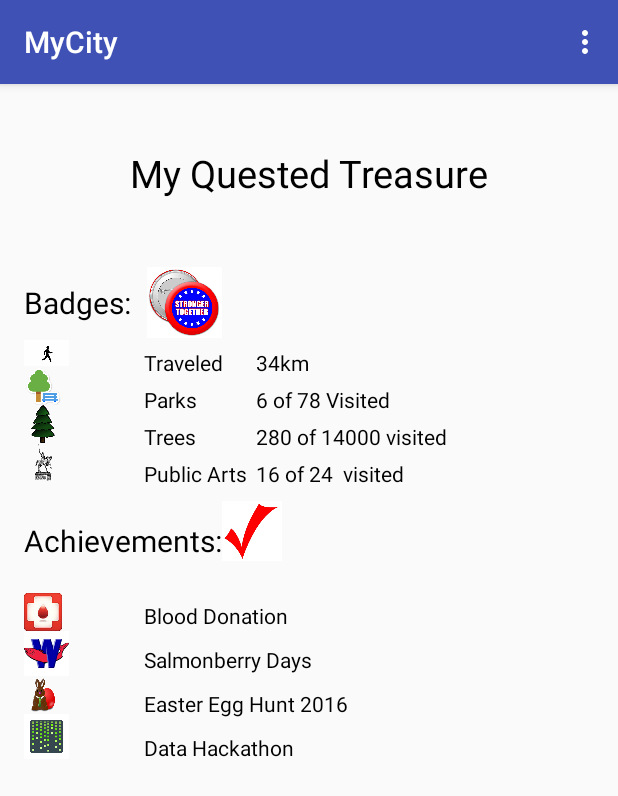
After one commit to sardarali/MyCity, an Android app: the SettingActivity screen opened directly, with no data from a screen before it, on a phone screen of 412 x 824 dp. The commit adds this screen. Shown: the top 796 px of the screen. Run offline under Robolectric (Android 15) with nearby library versions, the light colour scheme and no system bars.

Commit message:
quest Treasury page added

```diff
--- a/app/src/main/java/newwest/mycity/FeedbackActivity.java
+++ b/app/src/main/java/newwest/mycity/FeedbackActivity.java
@@ -1,8 +1,11 @@
 package newwest.mycity;
 
+import android.content.Intent;
 import android.graphics.drawable.Drawable;
 import android.os.Bundle;
 import android.support.v7.app.AppCompatActivity;
+import android.view.Menu;
+import android.view.MenuItem;
 import android.view.View;
 import android.widget.ImageView;
 import android.widget.RatingBar;
@@ -47,6 +50,32 @@
 
     }
 
+    @Override
+    public boolean onCreateOptionsMenu(Menu menu) {
+        // Inflate the menu; this adds items to the action bar if it is present.
+        getMenuInflater().inflate(R.menu.menu_main, menu);
+        return true;
+    }
+
+    @Override
+    public boolean onOptionsItemSelected(MenuItem item) {
+        // Handle action bar item clicks here. The action bar will
+        // automatically handle clicks on the Home/Up button, so long
+        // as you specify a parent activity in AndroidManifest.xml.
+        int id = item.getItemId();
+
+        //noinspection SimplifiableIfStatement
+        if (id == R.id.action_settings) {
+//            return true;
+        }
+        if (id == R.id.QuestedTreasure) {
+            Intent i = new Intent(FeedbackActivity.this, SettingActivity.class);
+            startActivity(i);
+        }
+
+        return super.onOptionsItemSelected(item);
+    }
+
 
 
 }
--- a/app/src/main/java/newwest/mycity/MainActivity.java
+++ b/app/src/main/java/newwest/mycity/MainActivity.java
@@ -110,7 +110,12 @@
 
         //noinspection SimplifiableIfStatement
         if (id == R.id.action_settings) {
-            return true;
+//            return true;
+        }
+
+        if (id == R.id.QuestedTreasure) {
+            Intent i = new Intent(MainActivity.this, SettingActivity.class);
+            startActivity(i);
         }
 
         return super.onOptionsItemSelected(item);
--- a/app/src/main/java/newwest/mycity/RewardsActivity.java
+++ b/app/src/main/java/newwest/mycity/RewardsActivity.java
@@ -8,6 +8,8 @@
 import android.os.Bundle;
 import android.support.v7.app.AppCompatActivity;
 import android.support.v7.widget.Toolbar;
+import android.view.Menu;
+import android.view.MenuItem;
 import android.view.View;
 import android.widget.ImageView;
 import android.widget.RatingBar;
@@ -72,4 +74,30 @@
         //finish();
     }
 
+    @Override
+    public boolean onCreateOptionsMenu(Menu menu) {
+        // Inflate the menu; this adds items to the action bar if it is present.
+        getMenuInflater().inflate(R.menu.menu_main, menu);
+        return true;
+    }
+
+    @Override
+    public boolean onOptionsItemSelected(MenuItem item) {
+        // Handle action bar item clicks here. The action bar will
+        // automatically handle clicks on the Home/Up button, so long
+        // as you specify a parent activity in AndroidManifest.xml.
+        int id = item.getItemId();
+
+        //noinspection SimplifiableIfStatement
+        if (id == R.id.action_settings) {
+//            return true;
+        }
+        if (id == R.id.QuestedTreasure) {
+            Intent i = new Intent(RewardsActivity.this, SettingActivity.class);
+            startActivity(i);
+        }
+
+        return super.onOptionsItemSelected(item);
+    }
+
 }
--- a/app/src/main/java/newwest/mycity/SelectionActivity.java
+++ b/app/src/main/java/newwest/mycity/SelectionActivity.java
@@ -4,6 +4,8 @@
 import android.support.v7.app.AppCompatActivity;
 import android.os.Bundle;
 import android.util.Log;
+import android.view.Menu;
+import android.view.MenuItem;
 import android.view.View;
 import android.widget.CheckBox;
 
@@ -81,4 +83,33 @@
         //finish();
     }
 
+    @Override
+    public boolean onCreateOptionsMenu(Menu menu) {
+        // Inflate the menu; this adds items to the action bar if it is present.
+        getMenuInflater().inflate(R.menu.menu_main, menu);
+        return true;
+    }
+
+    @Override
+    public boolean onOptionsItemSelected(MenuItem item) {
+        // Handle action bar item clicks here. The action bar will
+        // automatically handle clicks on the Home/Up button, so long
+        // as you specify a parent activity in AndroidManifest.xml.
+        int id = item.getItemId();
+
+        //noinspection SimplifiableIfStatement
+        if (id == R.id.action_settings) {
+            return true;
+        }
+
+        if (id == R.id.QuestedTreasure) {
+            Intent i = new Intent(SelectionActivity.this, SettingActivity.class);
+            startActivity(i);
+        }
+
+        return super.onOptionsItemSelected(item);
+    }
+
+
+
 }
--- /dev/null
+++ b/app/src/main/java/newwest/mycity/SettingActivity.java
@@ -0,0 +1,44 @@
+package newwest.mycity;
+
+import android.content.Intent;
+import android.support.v7.app.AppCompatActivity;
+import android.os.Bundle;
+import android.view.Menu;
+import android.view.MenuItem;
+
+public class SettingActivity extends AppCompatActivity {
+
+    @Override
+    protected void onCreate(Bundle savedInstanceState) {
+        super.onCreate(savedInstanceState);
+        setContentView(R.layout.activity_setting);
+    }
+
+    @Override
+    public boolean onCreateOptionsMenu(Menu menu) {
+        // Inflate the menu; this adds items to the action bar if it is present.
+        getMenuInflater().inflate(R.menu.menu_main, menu);
+        return true;
+    }
+
+    @Override
+    public boolean onOptionsItemSelected(MenuItem item) {
+        // Handle action bar item clicks here. The action bar will
+        // automatically handle clicks on the Home/Up button, so long
+        // as you specify a parent activity in AndroidManifest.xml.
+        int id = item.getItemId();
+
+        //noinspection SimplifiableIfStatement
+        if (id == R.id.action_settings) {
+            return true;
+        }
+
+        if (id == R.id.QuestedTreasure) {
+            Intent i = new Intent(SettingActivity.this, SettingActivity.class);
+            startActivity(i);
+        }
+
+        return super.onOptionsItemSelected(item);
+    }
+
+}
--- a/app/src/main/java/newwest/mycity/exploreActivity.java
+++ b/app/src/main/java/newwest/mycity/exploreActivity.java
@@ -11,6 +11,8 @@
 import android.os.Bundle;
 import android.util.Log;
 import android.view.KeyEvent;
+import android.view.Menu;
+import android.view.MenuItem;
 import android.view.View;
 import android.widget.CheckBox;
 import android.widget.ImageView;
@@ -250,4 +252,30 @@
         startActivity(i);
         //finish();
     }
+
+    @Override
+    public boolean onCreateOptionsMenu(Menu menu) {
+        // Inflate the menu; this adds items to the action bar if it is present.
+        getMenuInflater().inflate(R.menu.menu_main, menu);
+        return true;
+    }
+
+    @Override
+    public boolean onOptionsItemSelected(MenuItem item) {
+        // Handle action bar item clicks here. The action bar will
+        // automatically handle clicks on the Home/Up button, so long
+        // as you specify a parent activity in AndroidManifest.xml.
+        int id = item.getItemId();
+
+        //noinspection SimplifiableIfStatement
+        if (id == R.id.action_settings) {
+//            return true;
+        }
+        if (id == R.id.QuestedTreasure) {
+            Intent i = new Intent(exploreActivity.this, SettingActivity.class);
+            startActivity(i);
+        }
+
+        return super.onOptionsItemSelected(item);
+    }
 }
--- a/app/src/main/res/layout/activity_explore.xml
+++ b/app/src/main/res/layout/activity_explore.xml
@@ -102,7 +102,7 @@
         android:layout_alignParentStart="true"
         android:layout_alignParentEnd="true"
         android:textColor="#000000"
-        android:textSize="15sp"/>
+        android:textSize="17sp"/>
 
     <Button
         android:text="Find Closest"
--- a/app/src/main/res/layout/activity_selection.xml
+++ b/app/src/main/res/layout/activity_selection.xml
@@ -10,6 +10,7 @@
     android:paddingRight="@dimen/activity_horizontal_margin"
     android:paddingTop="@dimen/activity_vertical_margin"
     tools:context="newwest.mycity.SelectionActivity">
+
 
     <Button
         android:text="Next"
--- /dev/null
+++ b/app/src/main/res/layout/activity_setting.xml
@@ -0,0 +1,276 @@
+<?xml version="1.0" encoding="utf-8"?>
+<RelativeLayout xmlns:android="http://schemas.android.com/apk/res/android"
+    xmlns:app="http://schemas.android.com/apk/res-auto"
+    xmlns:tools="http://schemas.android.com/tools"
+    android:id="@+id/activity_setting"
+    android:layout_width="match_parent"
+    android:layout_height="match_parent"
+    android:paddingBottom="@dimen/activity_vertical_margin"
+    android:paddingLeft="@dimen/activity_horizontal_margin"
+    android:paddingRight="@dimen/activity_horizontal_margin"
+    android:paddingTop="@dimen/activity_vertical_margin"
+    tools:context="newwest.mycity.SettingActivity">
+
+    <TextView
+        android:text="My Quested Treasure"
+        android:layout_width="wrap_content"
+        android:layout_height="wrap_content"
+        android:layout_alignParentTop="true"
+        android:layout_centerHorizontal="true"
+        android:layout_marginTop="26dp"
+        android:id="@+id/myQuestedTreasureText"
+        android:textColor="#000000"
+        android:textSize="25sp"/>
+
+    <TextView
+        android:text="Achievements:"
+        android:layout_width="wrap_content"
+        android:layout_height="wrap_content"
+        android:id="@+id/achievementText"
+        android:layout_below="@+id/badgesRelativeLayout"
+        android:layout_alignParentStart="true"
+        android:textColor="#000000"
+        android:textSize="20sp"/>
+
+    <TextView
+        android:text="Badges:"
+        android:layout_width="wrap_content"
+        android:layout_height="wrap_content"
+        android:layout_marginTop="55dp"
+        android:id="@+id/badgesText"
+        android:layout_below="@+id/myQuestedTreasureText"
+        android:layout_alignParentStart="true"
+        android:textColor="#000000"
+        android:textSize="20sp"/>
+
+    <RelativeLayout
+        android:layout_marginTop="11dp"
+        android:layout_height="120dp"
+        android:id="@+id/badgesRelativeLayout"
+        android:layout_below="@+id/badgesText"
+        android:layout_alignParentEnd="true"
+        android:layout_width="300dp">
+
+        <LinearLayout
+            android:layout_height="match_parent"
+            android:orientation="vertical"
+            android:layout_width="80dp"
+            android:layout_alignParentTop="true"
+            android:layout_toStartOf="@+id/linearLayout5"
+            android:layout_marginEnd="18dp">
+
+            <TextView
+                android:text="Traveled"
+                android:layout_width="match_parent"
+                android:layout_height="wrap_content"
+                android:id="@+id/kmTraveledText"
+                android:textColor="#000000"
+                android:layout_marginTop="5dp"/>
+
+            <TextView
+                android:text="Parks"
+                android:layout_width="80dp"
+                android:layout_height="wrap_content"
+                android:id="@+id/parkBadgesText"
+                android:textColor="#000000"
+                android:layout_marginTop="5dp"/>
+
+            <TextView
+                android:text="Trees"
+                android:layout_height="wrap_content"
+                android:id="@+id/treesBadgesText"
+                android:layout_width="80dp"
+                android:textColor="#000000"
+                android:layout_marginTop="5dp"/>
+
+            <TextView
+                android:text="Public Arts"
+                android:layout_width="80dp"
+                android:layout_height="wrap_content"
+                android:id="@+id/publicArtsBadgesText"
+                android:textColor="#000000"
+                android:layout_marginTop="5dp"/>
+
+        </LinearLayout>
+
+        <LinearLayout
+            android:orientation="vertical"
+            android:layout_height="100dp"
+            android:layout_width="150dp"
+            android:layout_alignParentTop="true"
+            android:layout_centerHorizontal="true">
+
+            <TextView
+                android:text="34km "
+                android:layout_width="match_parent"
+                android:layout_height="wrap_content"
+                android:id="@+id/kmShownText"
+                android:textColor="#000000"
+                android:layout_marginTop="5dp"/>
+
+            <TextView
+                android:text="6 of 78 Visited"
+                android:layout_width="match_parent"
+                android:layout_height="wrap_content"
+                android:id="@+id/parksVisitedText"
+                android:textColor="#000000"
+                android:layout_marginTop="5dp"/>
+
+            <TextView
+                android:text="280 of 14000 visited"
+                android:layout_width="match_parent"
+                android:layout_height="wrap_content"
+                android:id="@+id/treesVisitedText"
+                android:textColor="#000000"
+                android:layout_marginTop="5dp"/>
+
+            <TextView
+                android:text="16 of 24  visited"
+                android:layout_width="match_parent"
+                android:layout_height="wrap_content"
+                android:id="@+id/publicArtsVisitedText"
+                android:textColor="#000000"
+                android:layout_marginTop="5dp"/>
+
+        </LinearLayout>
+
+    </RelativeLayout>
+
+    <RelativeLayout
+        android:layout_marginTop="21dp"
+        android:layout_height="120dp"
+        android:id="@+id/achievementsRelativeLayout"
+        android:layout_width="320dp"
+        android:layout_below="@+id/achievementText"
+        android:layout_alignStart="@+id/badgesRelativeLayout"
+        android:layout_alignEnd="@+id/myQuestedTreasureText">
+
+        <LinearLayout
+            android:orientation="vertical"
+            android:layout_width="50dp"
+            android:layout_height="220dp"></LinearLayout>
+
+        <LinearLayout
+            android:orientation="vertical"
+            android:layout_height="match_parent"
+            android:layout_width="150dp"
+            android:layout_alignParentTop="true"
+            android:layout_alignParentStart="true">
+
+            <TextView
+                android:text="Blood Donation"
+                android:layout_width="match_parent"
+                android:layout_height="wrap_content"
+                android:id="@+id/bloodDonationText"
+                android:textColor="#000000"
+                android:layout_marginTop="5dp"/>
+
+            <TextView
+                android:text="Salmonberry Days"
+                android:layout_width="match_parent"
+                android:layout_height="wrap_content"
+                android:id="@+id/salmonBerryDaysText"
+                android:textColor="#000000"
+                android:layout_marginTop="10dp"/>
+
+            <TextView
+                android:text="Easter Egg Hunt 2016"
+                android:layout_width="match_parent"
+                android:layout_height="wrap_content"
+                android:id="@+id/easterEggHunt2016Text"
+                android:textColor="#000000"
+                android:layout_marginTop="10dp"/>
+
+            <CheckedTextView
+                android:text="Data Hackathon"
+                android:layout_width="match_parent"
+                android:layout_height="wrap_content"
+                android:id="@+id/DataHackathonText"
+                android:checked="true"
+                android:textColor="#000000"
+                android:layout_marginTop="10dp"/>
+        </LinearLayout>
+    </RelativeLayout>
+
+    <ImageView
+        android:layout_height="50dp"
+        app:srcCompat="@mipmap/participation"
+        android:id="@+id/imageView26"
+        android:layout_width="50dp"
+        android:layout_above="@+id/imageView23"
+        android:layout_alignEnd="@+id/achievementText" />
+
+    <ImageView
+        android:layout_width="40dp"
+        android:layout_height="40dp"
+        app:srcCompat="@mipmap/redcheck"
+        android:layout_above="@+id/achievementsRelativeLayout"
+        android:layout_toEndOf="@+id/achievementText"
+        android:id="@+id/imageView28" />
+
+    <ImageView
+        android:layout_height="25dp"
+        app:srcCompat="@mipmap/blood2"
+        android:layout_alignTop="@+id/achievementsRelativeLayout"
+        android:layout_alignParentStart="true"
+        android:id="@+id/imageView29"
+        android:layout_width="25dp" />
+
+    <ImageView
+        android:layout_width="30dp"
+        android:layout_height="30dp"
+        app:srcCompat="@mipmap/salmonbelly"
+        android:id="@+id/imageView30"
+        android:layout_below="@+id/imageView29"
+        android:layout_alignParentStart="true" />
+
+    <ImageView
+        app:srcCompat="@mipmap/public_art_icon"
+        android:id="@+id/imageView25"
+        android:layout_width="25dp"
+        android:layout_height="25dp"
+        android:layout_below="@+id/imageView24"
+        android:layout_alignParentStart="true" />
+
+    <ImageView
+        app:srcCompat="@mipmap/park_icon"
+        android:layout_marginTop="18dp"
+        android:id="@+id/imageView23"
+        android:layout_width="25dp"
+        android:layout_height="25dp"
+        android:layout_alignTop="@+id/badgesRelativeLayout"
+        android:layout_alignParentStart="true" />
+
+    <ImageView
+        app:srcCompat="@mipmap/harmonic_tree"
+        android:id="@+id/imageView24"
+        android:layout_width="25dp"
+        android:layout_height="25dp"
+        android:layout_below="@+id/imageView23"
+        android:layout_alignParentStart="true" />
+
+    <ImageView
+        android:layout_width="40dp"
+        app:srcCompat="@mipmap/km"
+        android:id="@+id/imageView20"
+        android:layout_height="40dp"
+        android:layout_below="@+id/badgesText"
+        android:layout_alignEnd="@+id/imageView30" />
+
+    <ImageView
+        app:srcCompat="@mipmap/events_icon"
+        android:layout_below="@+id/imageView30"
+        android:layout_alignParentStart="true"
+        android:id="@+id/imageView31"
+        android:layout_width="25dp"
+        android:layout_height="25dp" />
+
+    <ImageView
+        android:layout_width="30dp"
+        android:layout_height="30dp"
+        app:srcCompat="@mipmap/hackathon"
+        android:layout_below="@+id/imageView31"
+        android:layout_alignParentStart="true"
+        android:id="@+id/imageView32" />
+
+</RelativeLayout>
--- a/app/src/main/res/menu/menu_main.xml
+++ b/app/src/main/res/menu/menu_main.xml
@@ -2,6 +2,13 @@
     xmlns:app="http://schemas.android.com/apk/res-auto"
     xmlns:tools="http://schemas.android.com/tools"
     tools:context="newwest.mycity.MainActivity">
+
+    <item
+        android:id="@+id/QuestedTreasure"
+        android:orderInCategory="100"
+        android:title="Quested Treasure"
+        app:showAsAction="never" />
+
     <item
         android:id="@+id/action_settings"
         android:orderInCategory="100"
```
Also changed, not shown: app/src/main/AndroidManifest.xml (+6 -5 lines), app/src/main/res/mipmap-hdpi/blood.jpg (added), app/src/main/res/mipmap-hdpi/blood2.jpg (added), app/src/main/res/mipmap-hdpi/hackathon.png (added), app/src/main/res/mipmap-hdpi/harmonic_tree.png (added), app/src/main/res/mipmap-hdpi/heritage.png (added), app/src/main/res/mipmap-hdpi/km.png (added), app/src/main/res/mipmap-hdpi/participation.jpg (added), app/src/main/res/mipmap-hdpi/redcheck.png (added), app/src/main/res/mipmap-hdpi/salmonbelly.png (added).
